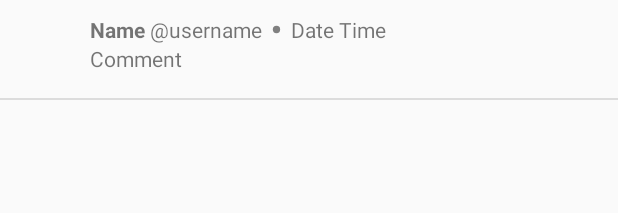
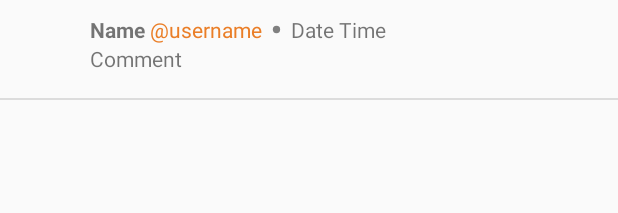
Before and after one commit to afzafri/BackPack-Track-Android-App, an Android app: the layout list_comments.xml on its own in the app's theme, with its tools: preview values and no code run, on a phone screen of 412 x 824 dp. Shown: the top 213 px of the screen. Run offline under Robolectric (Android 15) with nearby library versions, the light colour scheme and no system bars; network calls fail.

Commit message:
open user profile when clicked user name in comment section

```diff
--- a/app/src/main/res/layout/list_comments.xml
+++ b/app/src/main/res/layout/list_comments.xml
@@ -42,6 +42,12 @@
                 android:layout_width="match_parent"
                 android:layout_height="match_parent">
 
+                <LinearLayout
+                    android:id="@+id/userLayout"
+                    android:layout_width="wrap_content"
+                    android:layout_height="wrap_content"
+                    android:orientation="horizontal">
+
                     <TextView
                         android:id="@+id/comment_name"
                         android:layout_width="wrap_content"
@@ -54,7 +60,9 @@
                         android:id="@+id/comment_username"
                         android:layout_width="wrap_content"
                         android:layout_height="wrap_content"
-                    android:text="@username" />
+                        android:text="@username"
+                        android:textColor="@color/colorAccent" />
+                </LinearLayout>
 
                 <ImageView
                     android:id="@+id/dot"
```
Also changed, not shown: app/src/main/java/com/afifzafri/backpacktrack/ListCommentsAdapter.java (+16 -0 lines). Lines whose indentation alone changed are shown as unchanged.
